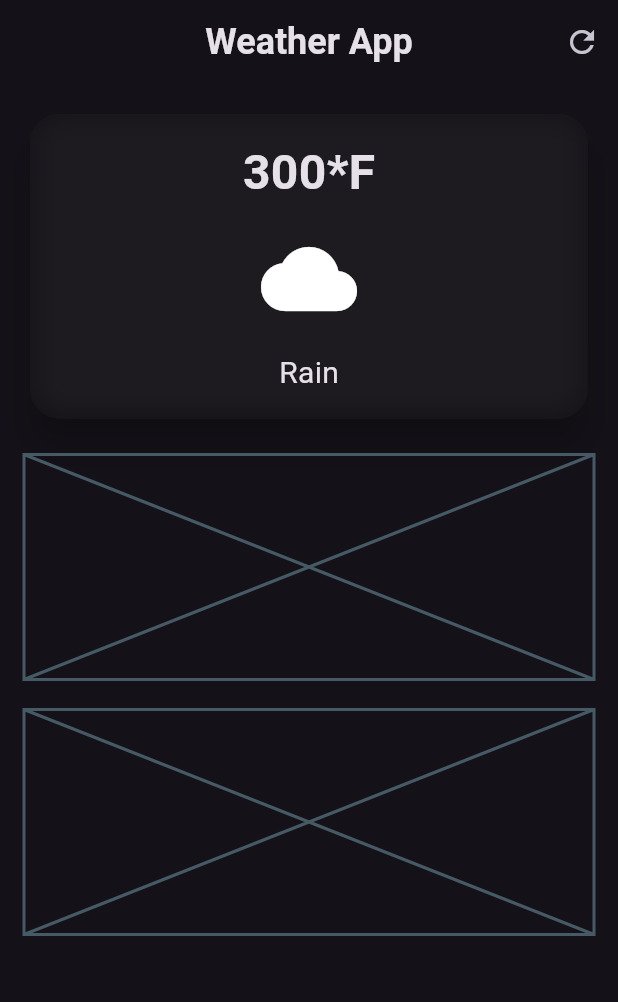
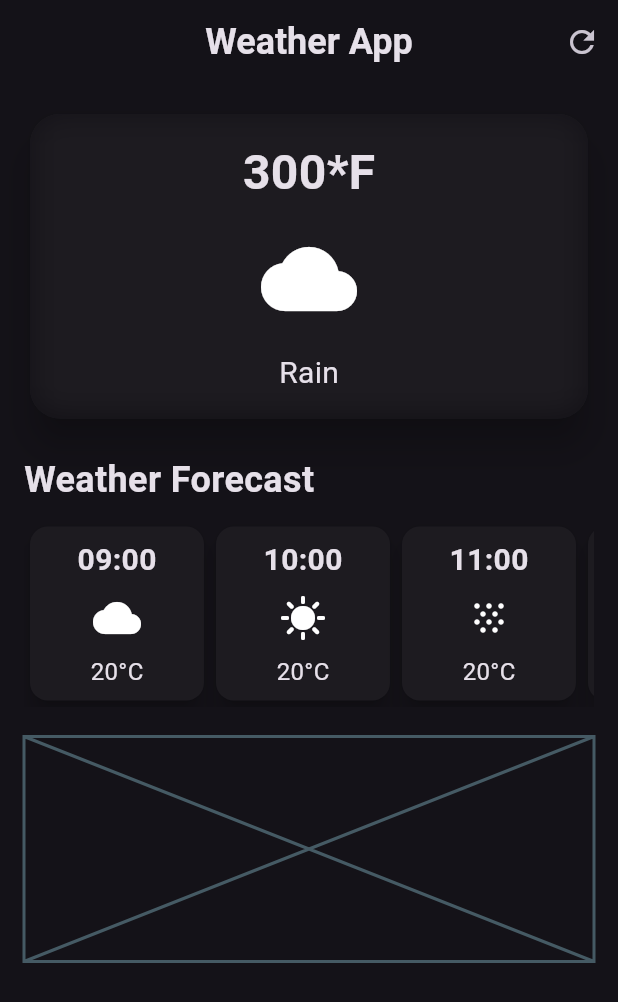
Before and after one commit to hafeea6/weatherapp, a Flutter app: the screen it shows after launch, on a phone screen of 412 x 824 dp. Shown: the top 1002 px of the screen. Run offline on Flutter 3.47's test engine with Material 2 defaults, Android fonts, the phone set to English and light mode, and no system bars.

Commit message:
added weather forcast cards

```diff
--- a/lib/main.dart
+++ b/lib/main.dart
@@ -1,5 +1,5 @@
 import 'package:flutter/material.dart';
-import 'package:weatherapp/weather_screen.dart';
+import 'package:weatherapp/weatherScreen/weather_screen.dart';
 
 void main() {
   runApp(const MyApp());
--- /dev/null
+++ b/lib/weatherScreen/weather_screen.dart
@@ -0,0 +1,113 @@
+import 'dart:ui';
+
+import 'package:flutter/material.dart';
+import 'package:weatherapp/weatherScreen/ws_card.dart';
+import 'package:weatherapp/weatherScreen/ws_main_card.dart';
+
+class WeatherScreen extends StatelessWidget {
+  const WeatherScreen({
+    super.key,
+  });
+
+  final weatherCards = const SingleChildScrollView(
+    scrollDirection: Axis.horizontal,
+    child: Row(
+      // mainAxisAlignment: MainAxisAlignment.spaceBetween,
+      children: [
+        WeatherScreenCard(
+            time: "09:00", icon: Icons.cloud, temperature: "20°C"),
+        WeatherScreenCard(
+            time: "10:00", icon: Icons.sunny, temperature: "20°C"),
+        WeatherScreenCard(
+            time: "11:00", icon: Icons.snowing, temperature: "20°C"),
+        WeatherScreenCard(
+            time: "12:00", icon: Icons.cloud, temperature: "20°C"),
+      ],
+    ),
+  );
+
+  // final mainCard = Card(
+  //   elevation: 10,
+  //   shape: const RoundedRectangleBorder(
+  //     borderRadius: BorderRadius.all(Radius.circular(20)),
+  //   ),
+  //   child: ClipRRect(
+  //     borderRadius: const BorderRadius.all(Radius.circular(20)),
+  //     child: BackdropFilter(
+  //       filter: ImageFilter.blur(sigmaX: 10, sigmaY: 10),
+  //       child: const SizedBox(
+  //         width: double.infinity,
+  //         child: Padding(
+  //           padding: EdgeInsets.all(16.0),
+  //           child: Column(
+  //             mainAxisAlignment: MainAxisAlignment.center,
+  //             children: [
+  //               Text(
+  //                 '300*F',
+  //                 style: TextStyle(fontSize: 32, fontWeight: FontWeight.bold),
+  //               ),
+  //               SizedBox(height: 16),
+  //               Icon(Icons.cloud, size: 64),
+  //               SizedBox(height: 16),
+  //               Text(
+  //                 'Rain',
+  //                 style: TextStyle(fontSize: 20),
+  //               ),
+  //             ],
+  //           ),
+  //         ),
+  //       ),
+  //     ),
+  //   ),
+  // );
+
+  @override
+  Widget build(BuildContext context) {
+    return Scaffold(
+      appBar: AppBar(
+        title: const Text(
+          'Weather App',
+          style: TextStyle(fontSize: 24, fontWeight: FontWeight.bold),
+        ),
+        centerTitle: true,
+        actions: [
+          IconButton(
+              onPressed: () {
+                // ignore: avoid_print
+                print("refresh tapped");
+              },
+              icon: const Icon(Icons.refresh)),
+        ],
+      ),
+      body: Padding(
+        padding: const EdgeInsets.all(16.0),
+        child: Column(
+          crossAxisAlignment: CrossAxisAlignment.start,
+          children: [
+            //for main card
+            const WeatherScreenMainCard(
+                temperature: "300",
+                icon: Icons.cloud,
+                weatherCondition: "Rain"),
+            //for weather card
+            const SizedBox(
+              height: 20,
+            ),
+            const Text('Weather Forecast',
+                style: TextStyle(fontSize: 24, fontWeight: FontWeight.bold)),
+            const SizedBox(height: 10),
+            //for weather forecast card
+            weatherCards,
+            //for more info card
+            const SizedBox(
+              height: 20,
+            ),
+            const Placeholder(
+              fallbackHeight: 150,
+            )
+          ],
+        ),
+      ),
+    );
+  }
+}
--- /dev/null
+++ b/lib/weatherScreen/ws_card.dart
@@ -0,0 +1,43 @@
+import 'package:flutter/material.dart';
+
+class WeatherScreenCard extends StatelessWidget {
+  final String time;
+  final IconData icon;
+  final String temperature;
+
+  const WeatherScreenCard({
+    super.key,
+    required this.time,
+    required this.icon,
+    required this.temperature,
+  });
+
+  @override
+  Widget build(BuildContext context) {
+    return Card(
+      elevation: 6,
+      shape: RoundedRectangleBorder(
+        borderRadius: BorderRadius.circular(12),
+      ),
+      child: Padding(
+        padding: const EdgeInsets.all(8.0),
+        child: SizedBox(
+          width: 100,
+          height: 100,
+          child: Column(children: [
+            Text(
+              time,
+              style: const TextStyle(fontWeight: FontWeight.bold, fontSize: 20),
+            ),
+            const SizedBox(
+              height: 8,
+            ),
+            Icon(icon, size: 32),
+            const SizedBox(height: 8),
+            Text(temperature, style: const TextStyle(fontSize: 16)),
+          ]),
+        ),
+      ),
+    );
+  }
+}
--- /dev/null
+++ b/lib/weatherScreen/ws_main_card.dart
@@ -0,0 +1,54 @@
+import 'dart:ui';
+
+import 'package:flutter/material.dart';
+
+class WeatherScreenMainCard extends StatelessWidget {
+  final String temperature;
+  final IconData icon;
+  final String weatherCondition;
+
+  const WeatherScreenMainCard({
+    super.key,
+    required this.temperature,
+    required this.icon,
+    required this.weatherCondition,
+  });
+
+  @override
+  Widget build(BuildContext context) {
+    return Card(
+      elevation: 10,
+      shape: const RoundedRectangleBorder(
+        borderRadius: BorderRadius.all(Radius.circular(20)),
+      ),
+      child: ClipRRect(
+        borderRadius: const BorderRadius.all(Radius.circular(20)),
+        child: BackdropFilter(
+          filter: ImageFilter.blur(sigmaX: 10, sigmaY: 10),
+          child: const SizedBox(
+            width: double.infinity,
+            child: Padding(
+              padding: EdgeInsets.all(16.0),
+              child: Column(
+                mainAxisAlignment: MainAxisAlignment.center,
+                children: [
+                  Text(
+                    '300*F',
+                    style: TextStyle(fontSize: 32, fontWeight: FontWeight.bold),
+                  ),
+                  SizedBox(height: 16),
+                  Icon(Icons.cloud, size: 64),
+                  SizedBox(height: 16),
+                  Text(
+                    'Rain',
+                    style: TextStyle(fontSize: 20),
+                  ),
+                ],
+              ),
+            ),
+          ),
+        ),
+      ),
+    );
+  }
+}
--- a/lib/weather_screen.dart
+++ /dev/null
@@ -1,88 +0,0 @@
-import 'dart:ui';
-
-import 'package:flutter/material.dart';
-
-class WeatherScreen extends StatelessWidget {
-  WeatherScreen({
-    super.key,
-  });
-
-  final mainCard = Card(
-    elevation: 10,
-    shape: const RoundedRectangleBorder(
-      borderRadius: BorderRadius.all(Radius.circular(20)),
-    ),
-    child: ClipRRect(
-      borderRadius: const BorderRadius.all(Radius.circular(20)),
-      child: BackdropFilter(
-        filter: ImageFilter.blur(sigmaX: 10, sigmaY: 10),
-        child: const SizedBox(
-          width: double.infinity,
-          child: Padding(
-            padding: EdgeInsets.all(16.0),
-            child: Column(
-              mainAxisAlignment: MainAxisAlignment.center,
-              children: [
-                Text(
-                  '300*F',
-                  style: TextStyle(fontSize: 32, fontWeight: FontWeight.bold),
-                ),
-                SizedBox(height: 16),
-                Icon(Icons.cloud, size: 64),
-                SizedBox(height: 16),
-                Text(
-                  'Rain',
-                  style: TextStyle(fontSize: 20),
-                ),
-              ],
-            ),
-          ),
-        ),
-      ),
-    ),
-  );
-
-  @override
-  Widget build(BuildContext context) {
-    return Scaffold(
-      appBar: AppBar(
-        title: const Text(
-          'Weather App',
-          style: TextStyle(fontSize: 24, fontWeight: FontWeight.bold),
-        ),
-        centerTitle: true,
-        actions: [
-          IconButton(
-              onPressed: () {
-                // ignore: avoid_print
-                print("refresh tapped");
-              },
-              icon: const Icon(Icons.refresh)),
-        ],
-      ),
-      body: Padding(
-        padding: const EdgeInsets.all(16.0),
-        child: Column(
-          children: [
-            //for main card
-            mainCard,
-            //for weather card
-            const SizedBox(
-              height: 20,
-            ),
-            const Placeholder(
-              fallbackHeight: 150,
-            ),
-            //for more info card
-            const SizedBox(
-              height: 20,
-            ),
-            const Placeholder(
-              fallbackHeight: 150,
-            )
-          ],
-        ),
-      ),
-    );
-  }
-}
```
